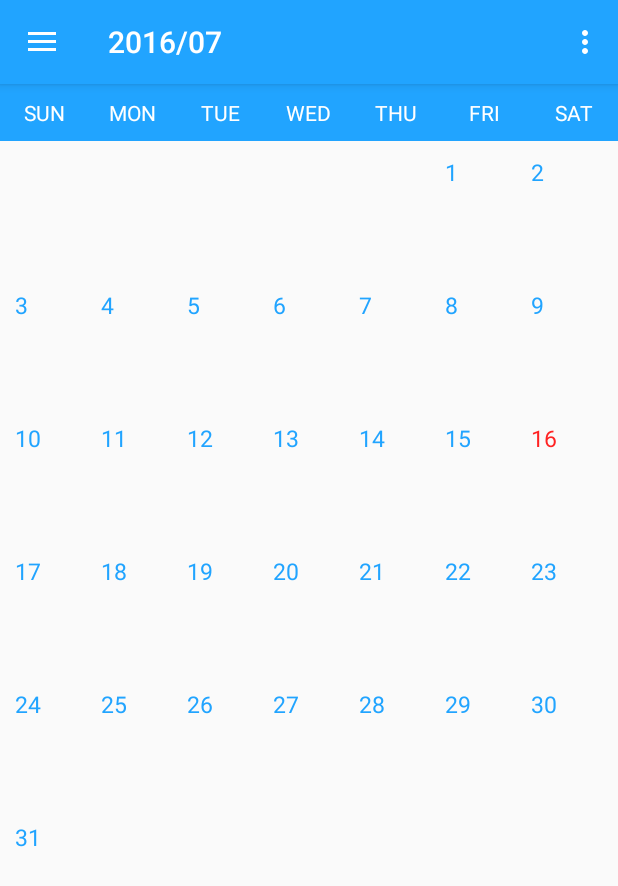
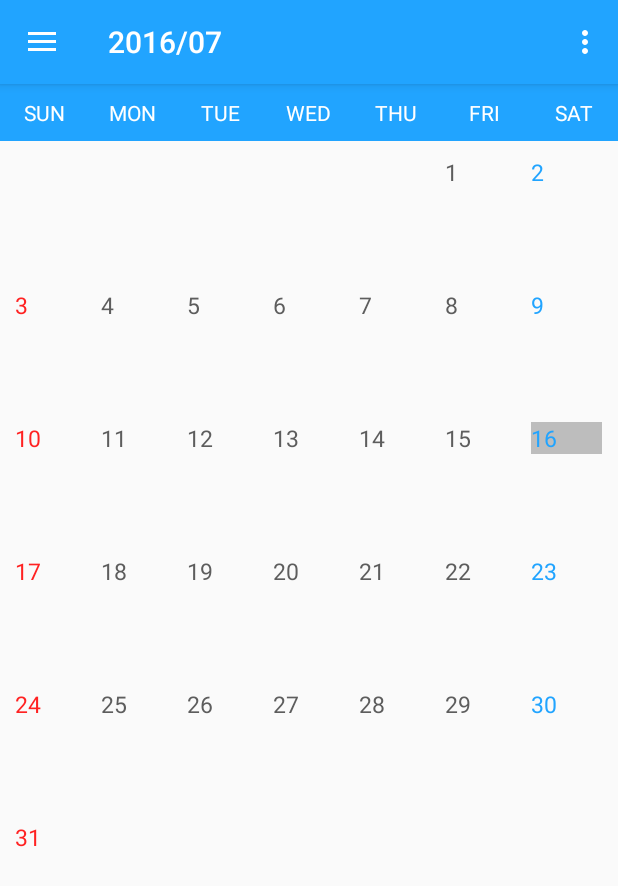
Before and after one commit to KimTaeSeong/SharedCalendar, an Android app: the MainActivity screen opened directly, with no data from a screen before it, on a phone screen of 412 x 824 dp. Shown: the top 886 px of the screen. Run offline under Robolectric (Android 15) with nearby library versions, the phone set to English and light mode, and no system bars.

Commit message:
DayFragment is added!

```diff
--- a/app/build.gradle
+++ b/app/build.gradle
@@ -29,4 +29,5 @@ dependencies {
     compile 'com.android.support:appcompat-v7:23.2.0'
     compile 'com.android.support:design:23.1.1'
     compile 'com.android.support:recyclerview-v7:23.2.0'
+    compile 'com.github.alamkanak:android-week-view:1.2.6'
 }
--- a/app/src/main/AndroidManifest.xml
+++ b/app/src/main/AndroidManifest.xml
@@ -19,7 +19,7 @@
             android:label="@string/app_name"
             android:theme="@android:style/Theme.Translucent.NoTitleBar" />
         <activity
-            android:name=".View.LoginActivity"
+            android:name=".View.Activity.LoginActivity"
             android:label="@string/title_activity_login" >
             <intent-filter>
                 <action android:name="android.intent.action.MAIN" />
@@ -28,7 +28,7 @@
             </intent-filter>
         </activity>
         <activity
-            android:name=".View.MainActivity"
+            android:name=".View.Activity.MainActivity"
             android:label="@string/title_activity_main"
 
             android:theme="@style/AppTheme.NoActionBar" >
--- a/app/src/main/java/com/example/graycrow/sharecalendar/View/MainActivity.java
+++ b/app/src/main/java/com/example/graycrow/sharecalendar/View/Activity/MainActivity.java
@@ -1,7 +1,8 @@
-package com.example.graycrow.sharecalendar.View;
+package com.example.graycrow.sharecalendar.View.Activity;
 
 import android.app.FragmentManager;
 import android.app.FragmentTransaction;
+import android.content.Intent;
 import android.content.SharedPreferences;
 import android.graphics.Point;
 import android.os.Build;
@@ -18,8 +19,10 @@ import android.view.MenuItem;
 import android.view.View;
 import android.view.WindowManager;
 import android.widget.TextView;
+import android.widget.Toast;
 
 import com.example.graycrow.sharecalendar.R;
+import com.example.graycrow.sharecalendar.View.Fragment.CalendarFragment;
 
 public class MainActivity extends AppCompatActivity
         implements NavigationView.OnNavigationItemSelectedListener  {
@@ -33,6 +36,7 @@ public class MainActivity extends AppCompatActivity
     @Override
     protected void onCreate(Bundle savedInstanceState) {
         super.onCreate(savedInstanceState);
+
         fragmentManager = getFragmentManager();
         fragmentTransaction = fragmentManager.beginTransaction();
         setContentView(R.layout.activity_main);
@@ -71,10 +75,10 @@ public class MainActivity extends AppCompatActivity
 
         //------------------------------------------------------------//
 
-        android.support.v4.app.FragmentManager fragmentManager2 = getSupportFragmentManager();
-        android.support.v4.app.FragmentTransaction fragmentTransaction2 = fragmentManager2.beginTransaction();
-        fragmentTransaction2.replace(R.id.container, new CalendarFragment());
-        fragmentTransaction2.commit();
+        android.support.v4.app.FragmentManager fm_calendar = getSupportFragmentManager();
+        android.support.v4.app.FragmentTransaction fmTransaction_calendar = fm_calendar.beginTransaction();
+        fmTransaction_calendar.replace(R.id.container, new CalendarFragment());
+        fmTransaction_calendar.commit();
 //-----------------------------------------------------------//
         WindowManager w = getWindowManager();
         Display d = w.getDefaultDisplay();
@@ -134,18 +138,19 @@ public class MainActivity extends AppCompatActivity
     @Override
     public boolean onNavigationItemSelected(MenuItem item) {
 
-/*
         android.support.v4.app.FragmentManager fragmentManager2 = getSupportFragmentManager();
         android.support.v4.app.FragmentTransaction fragmentTransaction2 = fragmentManager2.beginTransaction();
 
-
-
         int id = item.getItemId();
 
-        if (id == R.id.menu1) {
-            fragmentTransaction2.replace(R.id.container, new MyMapFragment());
-            fragmentTransaction2.commit();
-        } else if (id == R.id.menu2) {
+        if (id == R.id.menu_logout) {
+            Intent intentSubActivity = new Intent(this, LoginActivity.class);
+            intentSubActivity.putExtra("isLogout", "true");
+            intentSubActivity.addFlags(Intent.FLAG_ACTIVITY_CLEAR_TASK);
+            intentSubActivity.addFlags(Intent.FLAG_ACTIVITY_NEW_TASK);
+            startActivity(intentSubActivity);
+            Toast.makeText(getApplicationContext(), "로그아웃 하셨습니다!", Toast.LENGTH_LONG);
+        } /*else if (id == R.id.menu2) {
 
         }else if (id == R.id.menu4) {
             AlertDialog.Builder alertDialogBuilder = new AlertDialog.Builder(this);
@@ -186,8 +191,8 @@ public class MainActivity extends AppCompatActivity
                 Toast.makeText(this, "사용자 모드로 전환되었습니다", Toast.LENGTH_SHORT).show();
                 item.setTitle("관리자모드로 전환");
             }
-        }
-
+        }*/
+/*
         DrawerLayout drawer = (DrawerLayout) findViewById(R.id.drawer_layout);
         drawer.closeDrawer(GravityCompat.START);*/
         return true;
--- a/app/src/main/java/com/example/graycrow/sharecalendar/View/CalendarFragment.java
+++ b/app/src/main/java/com/example/graycrow/sharecalendar/View/Fragment/CalendarFragment.java
@@ -1,17 +1,21 @@
-package com.example.graycrow.sharecalendar.View;
+package com.example.graycrow.sharecalendar.View.Fragment;
 
 import android.app.Fragment;
 import android.content.Context;
 import android.content.SharedPreferences;
 import android.os.Bundle;
+import android.support.v4.app.FragmentManager;
+import android.support.v4.app.FragmentTransaction;
 import android.support.v7.widget.RecyclerView;
 import android.util.Log;
 import android.view.LayoutInflater;
 import android.view.View;
 import android.view.ViewGroup;
+import android.widget.AdapterView;
 import android.widget.BaseAdapter;
 import android.widget.GridView;
 import android.widget.TextView;
+import android.widget.Toast;
 
 import com.example.graycrow.sharecalendar.R;
 
@@ -22,9 +26,6 @@ import java.util.Date;
 import java.util.List;
 import java.util.Locale;
 
-/**
- * A placeholder fragment containing a simple view.
- */
 public class CalendarFragment extends android.support.v4.app.Fragment {
     private View mView;
 
@@ -91,9 +92,13 @@ public class CalendarFragment extends android.support.v4.app.Fragment {
             //오늘 day 가져옴
             Integer today = mCal.get(Calendar.DAY_OF_MONTH);
             String sToday = String.valueOf(today);
+            if(position % 7 == 0)
+                holder.tvItemDate.setTextColor(getResources().getColor(R.color.color_ff2222));
+            else if(position % 7 == 6)
+                holder.tvItemDate.setTextColor(getResources().getColor(R.color.color_21a4ff));
 
             if (sToday.equals(getItem(position))) { //오늘 day 텍스트 컬러 변경
-                holder.tvItemDate.setTextColor(getResources().getColor(R.color.color_ff2222));
+                holder.tvItemDate.setBackgroundColor(getResources().getColor(R.color.color_lightgray));
             }
             return convertView;
         }
@@ -137,17 +142,31 @@ public class CalendarFragment extends android.support.v4.app.Fragment {
     @Override
     public View onCreateView(LayoutInflater inflater, ViewGroup container,
                              Bundle savedInstanceState) {
-
-        //tvDate = (TextView)getActivity().findViewById(R.id.);
-
+        // 1. 그리드뷰 생성 및 이벤트 리스너 등록
         mView = inflater.inflate(R.layout.fragment_main, container, false);
         mGridView = (GridView)mView.findViewById(R.id.gridview_calendar);
 
-        // 오늘에 날짜를 세팅 해준다.
+        mGridView.setOnItemClickListener(new AdapterView.OnItemClickListener() {
+            public void onItemClick(AdapterView<?> parent, View v,
+                                    int position, long id) {
+                android.support.v4.app.Fragment fragment = new DayViewFragment();
+                FragmentManager fragmentManager = getFragmentManager();
+                FragmentTransaction fragmentTransaction = fragmentManager.beginTransaction();
+                fragmentTransaction.replace( R.id.container, fragment );
+                fragmentTransaction.addToBackStack(fragment.getClass().getName());
+                fragmentTransaction.commit();
+
+                Toast.makeText(getActivity().getApplicationContext(), "" + position, Toast.LENGTH_SHORT).show();
+
+            }
+        });
+        // 2. 오늘 날짜 셋팅
         long now = System.currentTimeMillis();
         final Date date = new Date(now);
 
+        // 3. 캘린더 생성
         setCalendar(date);
+
         return mView;
     }
 }
--- a/app/src/main/res/layout/activity_login.xml
+++ b/app/src/main/res/layout/activity_login.xml
@@ -4,7 +4,7 @@
     android:paddingRight="@dimen/activity_horizontal_margin"
     android:paddingTop="@dimen/activity_vertical_margin"
     android:paddingBottom="@dimen/activity_vertical_margin"
-    tools:context="com.example.graycrow.sharecalendar.View.LoginActivity">
+    tools:context="com.example.graycrow.sharecalendar.View.Activity.LoginActivity">
 
     <com.facebook.login.widget.LoginButton
         android:id="@+id/login_button"
--- a/app/src/main/res/layout/activity_main.xml
+++ b/app/src/main/res/layout/activity_main.xml
@@ -16,5 +16,5 @@
 <!--
 <fragment xmlns:android="http://schemas.android.com/apk/res/android"
     xmlns:tools="http://schemas.android.com/tools" android:id="@+id/fragment"
-    android:name="com.example.graycrow.sharecalendar.View.CalendarFragment  tools:layout="@layout/fragment_main" android:layout_width="match_parent"
+    android:name="com.example.graycrow.sharecalendar.View.Fragment.CalendarFragment  tools:layout="@layout/fragment_main" android:layout_width="match_parent"
     android:layout_height="match_parent" />-->
--- a/app/src/main/res/layout/fragment_main.xml
+++ b/app/src/main/res/layout/fragment_main.xml
@@ -9,7 +9,7 @@ android:paddingBottom="@dimen/activity_vertical_margin"-->
     android:layout_height="fill_parent"
     android:weightSum="1"
     android:orientation="vertical"
-    tools:context="com.example.graycrow.sharecalendar.View.CalendarFragment">
+    tools:context="com.example.graycrow.sharecalendar.View.Fragment.CalendarFragment">
     <LinearLayout
         android:layout_width="fill_parent"
         android:layout_height="0dp"
--- a/app/src/main/res/layout/item_calendar_gridview.xml
+++ b/app/src/main/res/layout/item_calendar_gridview.xml
@@ -9,20 +9,20 @@
         android:layout_weight="0.2"
         android:layout_gravity="left"
         android:id="@+id/tv_item_date"
-        android:layout_width="wrap_content"
+        android:layout_width="fill_parent"
         android:layout_height="0dp"
         android:textSize="15sp"
-        android:textColor="@color/color_21a4ff"
+        android:textColor="@color/color_gray"
         />
     <TextView
         android:layout_weight="0.8"
         android:gravity="center_horizontal"
         android:id="@+id/tv_item_contents"
-        android:layout_width="wrap_content"
+        android:layout_width="fill_parent"
         android:layout_gravity="left"
         android:layout_height="0dp"
         android:minLines="3"
         android:textSize="15sp"
-        android:textColor="@color/color_21a4ff"
+        android:textColor="@color/color_gray"
         />
 </LinearLayout>
--- a/app/src/main/res/menu/activity_main_drawer.xml
+++ b/app/src/main/res/menu/activity_main_drawer.xml
@@ -8,7 +8,10 @@
             android:title="일정 비교" />
         <item android:id="@+id/menu3" android:icon="@drawable/menu03"
             android:title="나의 일정 코드" />
+        <item android:id="@+id/menu_logout" android:icon="@drawable/icon_logout"
+            android:title="로그아웃" />
     </group>
+
     <!--
         <item android:title="My Page">
             <menu>
--- a/app/src/main/res/menu/menu_login.xml
+++ b/app/src/main/res/menu/menu_login.xml
@@ -1,6 +1,6 @@
 <menu xmlns:android="http://schemas.android.com/apk/res/android"
     xmlns:tools="http://schemas.android.com/tools"
-    tools:context="com.example.graycrow.sharecalendar.View.LoginActivity">
+    tools:context="com.example.graycrow.sharecalendar.View.Activity.LoginActivity">
     <item android:id="@+id/action_settings" android:title="@string/action_settings"
-        android:orderInCategory="100" android:showAsAction="never" />
+        android:orderInCategory="100" /><!--android:showAsAction="never" -->
 </menu>
--- a/app/src/main/res/menu/menu_main.xml
+++ b/app/src/main/res/menu/menu_main.xml
@@ -1,6 +1,6 @@
 <menu xmlns:android="http://schemas.android.com/apk/res/android"
     xmlns:tools="http://schemas.android.com/tools"
-    tools:context="com.example.graycrow.sharecalendar.View.MainActivity">
+    tools:context="com.example.graycrow.sharecalendar.View.Activity.MainActivity">
     <item android:id="@+id/action_settings" android:title="@string/action_settings"
         android:orderInCategory="100"/> <!--android:showAsAction="never"-->
 </menu>
--- a/app/src/main/res/values/colors.xml
+++ b/app/src/main/res/values/colors.xml
@@ -4,7 +4,8 @@
     <color name="color_21a4ff">#21a4ff</color>
     <color name="color_ff2222">#FF2222</color>
     <color name="color_000000">#00000000</color>
-
+    <color name="color_gray">#5D5D5D</color>
+    <color name="color_lightgray">#BDBDBD</color>
     <color name="colorPrimary">#2ecc71</color>
     <color name="colorPrimaryDark">#303F9F</color>
     <color name="colorAccent">#2ecc71</color>
--- a/app/src/main/res/values/strings.xml
+++ b/app/src/main/res/values/strings.xml
@@ -9,4 +9,7 @@
 
     <string name="navigation_drawer_open">Open navigation drawer</string>
     <string name="navigation_drawer_close">Close navigation drawer</string>
+
+<!-- TODO: Remove or change this placeholder text -->
+    <string name="hello_blank_fragment">Hello blank fragment</string>
 </resources>
```
Also changed, not shown: app/src/main/java/com/example/graycrow/sharecalendar/View/Activity/LoginActivity.java (renamed from app/src/main/java/com/example/graycrow/sharecalendar/View/LoginActivity.java, +16 -7 lines), app/src/main/java/com/example/graycrow/sharecalendar/View/Fragment/DayViewFragment.java (added, +25 -0 lines), app/src/main/res/layout/fragment_day_view.xml (added, +8 -0 lines), app/src/main/res/drawable/icon_logout.png (added), 1 other file. Lines whose indentation alone changed are shown as unchanged.
